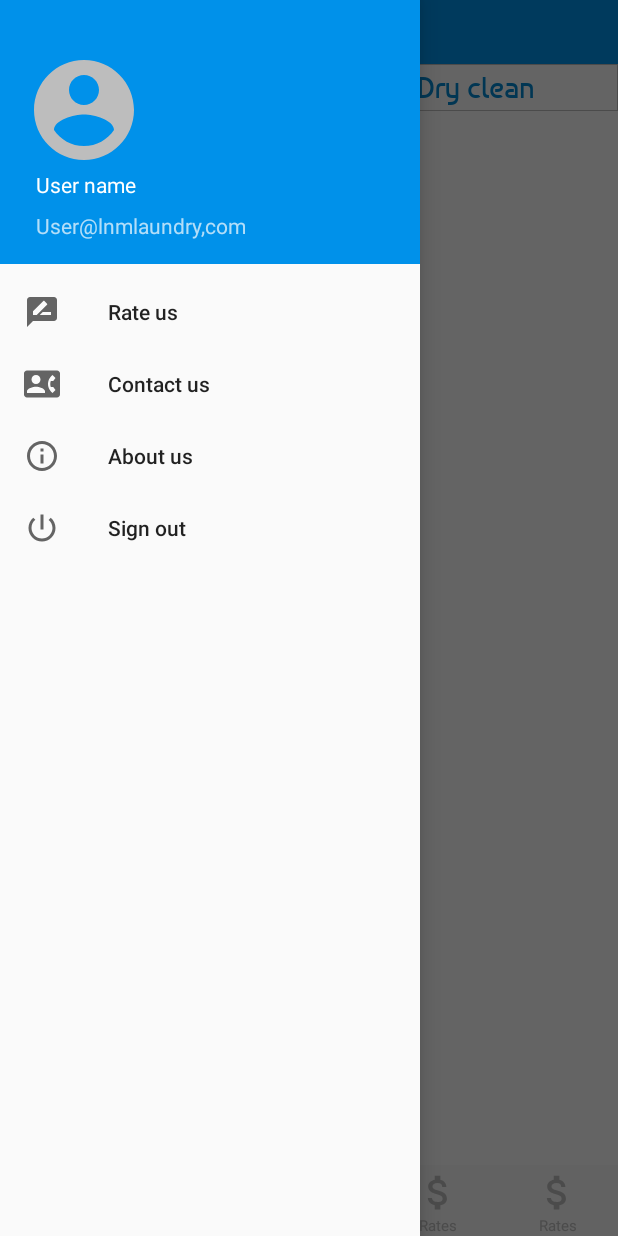
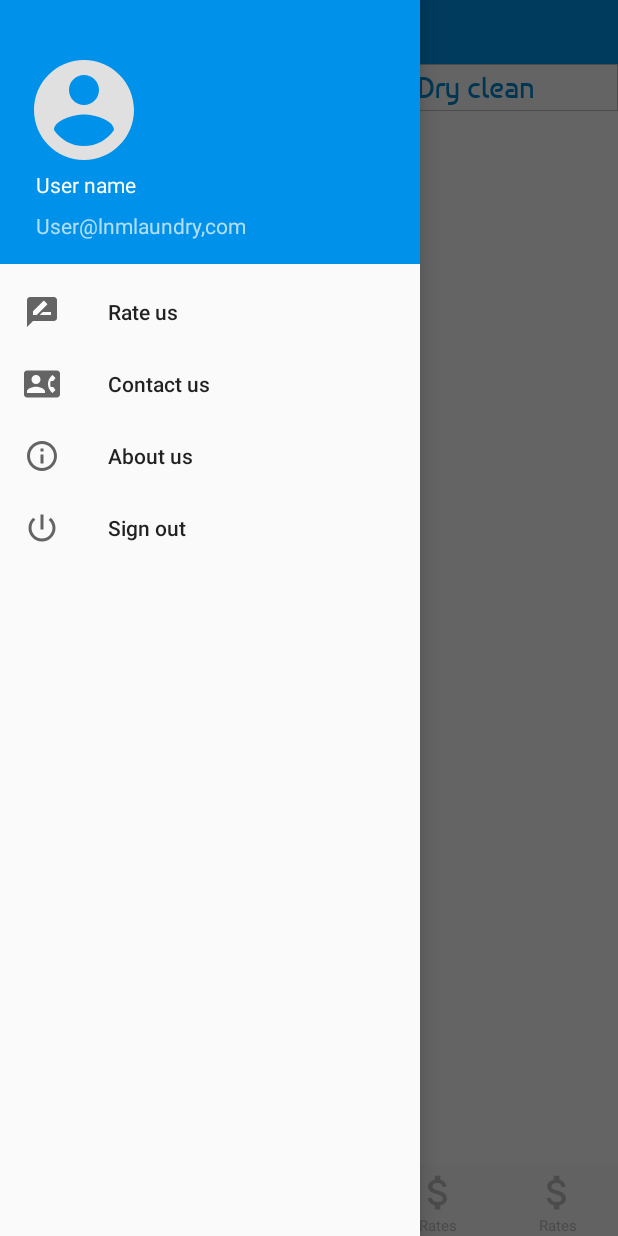
Before and after one commit to EGOR-IND/LNMlaundry, an Android app: the screen it shows after launch once a user with an empty profile is signed in (MainActivity), with the side drawer open, on a phone screen of 412 x 824 dp. Run offline under Robolectric (Android 15) with nearby library versions, the phone set to English and light mode, and no system bars; our stand-ins replace Firebase (no records; nobody signed in at launch, a user with empty details on screens opened directly).

Commit message:
navigation drawer items color change

```diff
--- a/app/src/main/res/drawable/ic_account_circle_black_24dp.xml
+++ b/app/src/main/res/drawable/ic_account_circle_black_24dp.xml
@@ -1,4 +1,4 @@
-<vector android:height="80dp" android:tint="@color/iconDisabed"
+<vector android:height="80dp" android:tint="@color/menuItemColor"
     android:viewportHeight="24.0" android:viewportWidth="24.0"
     android:width="80dp" xmlns:android="http://schemas.android.com/apk/res/android">
     <path android:fillColor="#FF000000" android:pathData="M12,2C6.48,2 2,6.48 2,12s4.48,10 10,10 10,-4.48 10,-10S17.52,2 12,2zM12,5c1.66,0 3,1.34 3,3s-1.34,3 -3,3 -3,-1.34 -3,-3 1.34,-3 3,-3zM12,19.2c-2.5,0 -4.71,-1.28 -6,-3.22 0.03,-1.99 4,-3.08 6,-3.08 1.99,0 5.97,1.09 6,3.08 -1.29,1.94 -3.5,3.22 -6,3.22z"/>
--- a/app/src/main/res/drawable/ic_contact_phone_black_24dp.xml
+++ b/app/src/main/res/drawable/ic_contact_phone_black_24dp.xml
@@ -1,4 +1,4 @@
-<vector android:height="30dp" android:tint="@color/iconDisabed"
+<vector android:height="30dp" android:tint="@color/menuItemColor"
     android:viewportHeight="24.0" android:viewportWidth="24.0"
     android:width="30dp" xmlns:android="http://schemas.android.com/apk/res/android">
     <path android:fillColor="#FF000000" android:pathData="M22,3L2,3C0.9,3 0,3.9 0,5v14c0,1.1 0.9,2 2,2h20c1.1,0 1.99,-0.9 1.99,-2L24,5c0,-1.1 -0.9,-2 -2,-2zM8,6c1.66,0 3,1.34 3,3s-1.34,3 -3,3 -3,-1.34 -3,-3 1.34,-3 3,-3zM14,18L2,18v-1c0,-2 4,-3.1 6,-3.1s6,1.1 6,3.1v1zM17.85,14h1.64L21,16l-1.99,1.99c-1.31,-0.98 -2.28,-2.38 -2.73,-3.99 -0.18,-0.64 -0.28,-1.31 -0.28,-2s0.1,-1.36 0.28,-2c0.45,-1.62 1.42,-3.01 2.73,-3.99L21,8l-1.51,2h-1.64c-0.22,0.63 -0.35,1.3 -0.35,2s0.13,1.37 0.35,2z"/>
--- a/app/src/main/res/drawable/ic_info_outline_black_24dp.xml
+++ b/app/src/main/res/drawable/ic_info_outline_black_24dp.xml
@@ -1,4 +1,4 @@
-<vector android:height="30dp" android:tint="@color/iconDisabed"
+<vector android:height="30dp" android:tint="@color/menuItemColor"
     android:viewportHeight="24.0" android:viewportWidth="24.0"
     android:width="30dp" xmlns:android="http://schemas.android.com/apk/res/android">
     <path android:fillColor="#FF000000" android:pathData="M11,17h2v-6h-2v6zM12,2C6.48,2 2,6.48 2,12s4.48,10 10,10 10,-4.48 10,-10S17.52,2 12,2zM12,20c-4.41,0 -8,-3.59 -8,-8s3.59,-8 8,-8 8,3.59 8,8 -3.59,8 -8,8zM11,9h2L13,7h-2v2z"/>
--- a/app/src/main/res/drawable/ic_power_settings_new_black_24dp.xml
+++ b/app/src/main/res/drawable/ic_power_settings_new_black_24dp.xml
@@ -1,4 +1,4 @@
-<vector android:height="30dp" android:tint="@color/iconDisabed"
+<vector android:height="30dp" android:tint="@color/menuItemColor"
     android:viewportHeight="24.0" android:viewportWidth="24.0"
     android:width="30dp" xmlns:android="http://schemas.android.com/apk/res/android">
     <path android:fillColor="#FF000000" android:pathData="M13,3h-2v10h2L13,3zM17.83,5.17l-1.42,1.42C17.99,7.86 19,9.81 19,12c0,3.87 -3.13,7 -7,7s-7,-3.13 -7,-7c0,-2.19 1.01,-4.14 2.58,-5.42L6.17,5.17C4.23,6.82 3,9.26 3,12c0,4.97 4.03,9 9,9s9,-4.03 9,-9c0,-2.74 -1.23,-5.18 -3.17,-6.83z"/>
--- a/app/src/main/res/values/colors.xml
+++ b/app/src/main/res/values/colors.xml
@@ -8,4 +8,5 @@
     <color name="iconDisabed">#bdbdbd</color>
     <color name="pendingIconEnabled">#e53935</color>
     <color name="pastIconEnabled">#4caf50</color>
+    <color name="menuItemColor">#e0e0e0</color>
 </resources>
--- a/app/src/main/res/values/styles.xml
+++ b/app/src/main/res/values/styles.xml
@@ -6,5 +6,6 @@
         <item name="colorPrimary">@color/colorPrimary</item>
         <item name="colorPrimaryDark">@color/colorPrimaryDark</item>
         <item name="colorAccent">@color/colorAccent</item>
+        <item name="actionMenuTextColor">@color/menuItemColor</item>
     </style>
 </resources>
```
